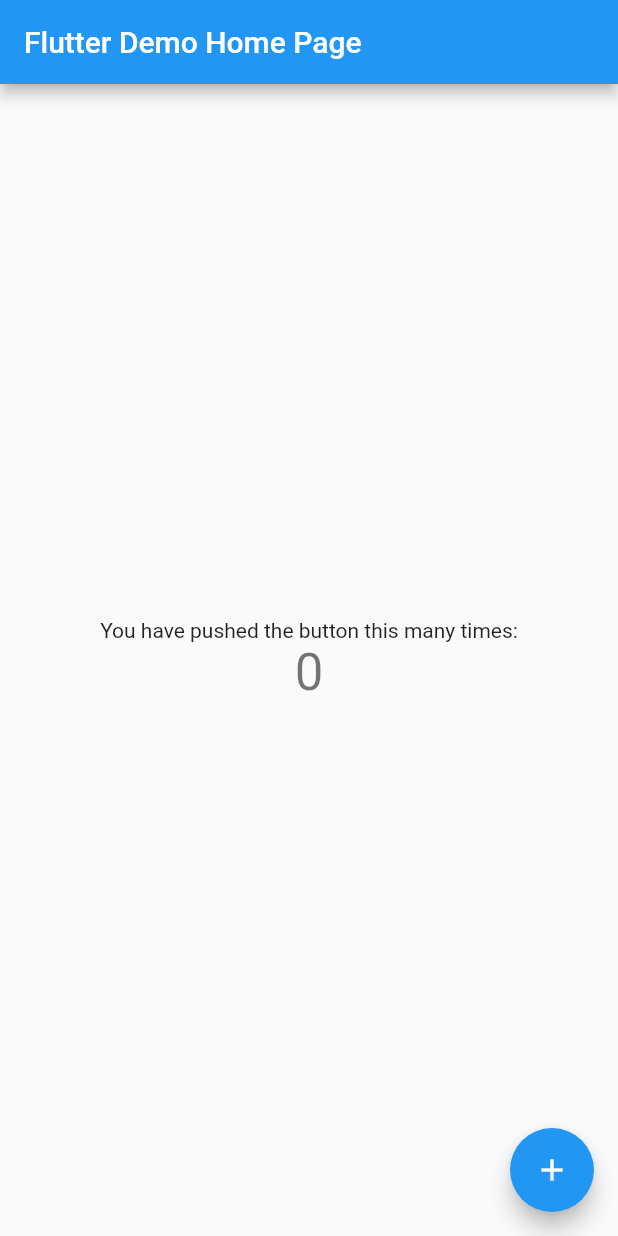
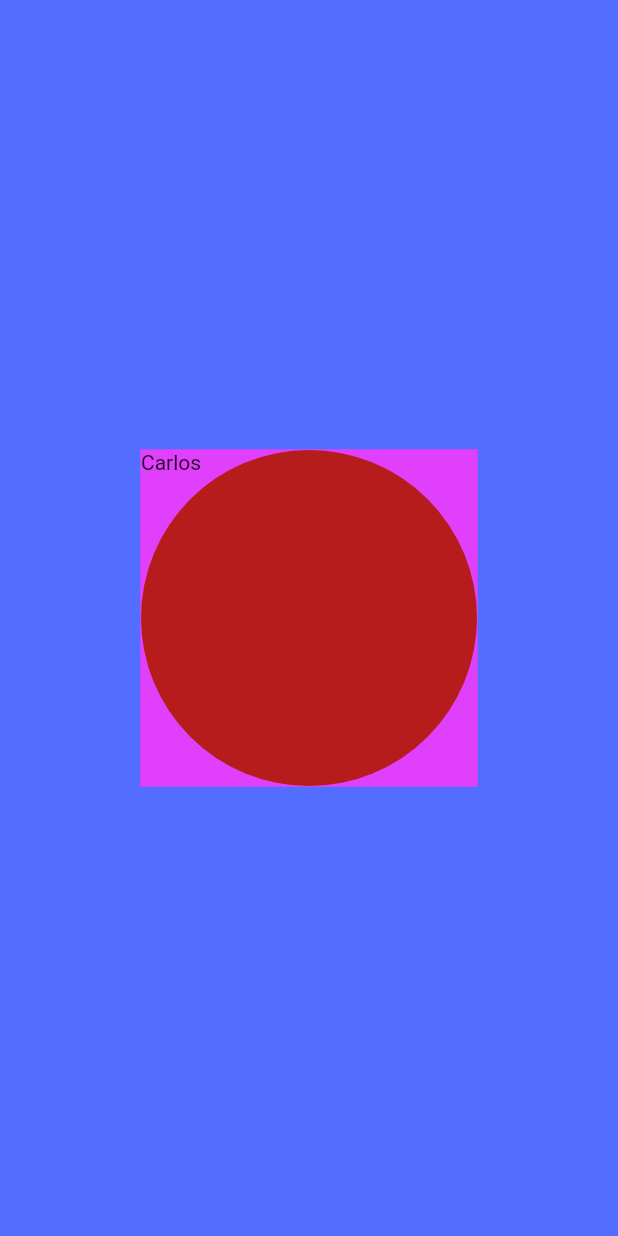
Before and after one commit to Leonred101/ejercicio_02, a Flutter app: the screen it shows after launch, on a phone screen of 412 x 824 dp. Run offline on Flutter 3.47's test engine with Material 2 defaults, Android fonts, the phone set to English and light mode, and no system bars.

```diff
--- /dev/null
+++ b/lib/home.dart
@@ -0,0 +1,27 @@
+import 'package:flutter/material.dart';
+import 'dart:math' as math;
+
+
+class Home extends StatelessWidget {
+  @override
+  Widget build(BuildContext context) {
+    return Scaffold(
+      body:  Center(
+        child: Container(
+          height: 225,
+          width: 225,
+          color: Colors.purpleAccent,
+          child: Center(
+            child: Container(
+              width: 224,
+              height: 224,
+              decoration: BoxDecoration(shape: BoxShape.circle, color: Colors.red[900]),
+              child: Text("Carlos"),
+            )
+          )
+        ),
+      ),
+      backgroundColor: Colors.indigoAccent,
+    );
+  }
+}
--- a/lib/main.dart
+++ b/lib/main.dart
@@ -1,115 +1,16 @@
 import 'package:flutter/material.dart';
+import 'package:flutter/widgets.dart';
+import 'package:ejercicio_2/Home.dart';
+import 'dart:math' as math;
 
 void main() {
-  runApp(const MyApp());
+  print("Hola mundo dart");
+  runApp(MyApp());
 }
 
 class MyApp extends StatelessWidget {
-  const MyApp({Key? key}) : super(key: key);
-
-  // This widget is the root of your application.
   @override
   Widget build(BuildContext context) {
-    return MaterialApp(
-      title: 'Flutter Demo',
-      theme: ThemeData(
-        // This is the theme of your application.
-        //
-        // Try running your application with "flutter run". You'll see the
-        // application has a blue toolbar. Then, without quitting the app, try
-        // changing the primarySwatch below to Colors.green and then invoke
-        // "hot reload" (press "r" in the console where you ran "flutter run",
-        // or simply save your changes to "hot reload" in a Flutter IDE).
-        // Notice that the counter didn't reset back to zero; the application
-        // is not restarted.
-        primarySwatch: Colors.blue,
-      ),
-      home: const MyHomePage(title: 'Flutter Demo Home Page'),
-    );
+    return MaterialApp(home: Home());
   }
 }
-
-class MyHomePage extends StatefulWidget {
-  const MyHomePage({Key? key, required this.title}) : super(key: key);
-
-  // This widget is the home page of your application. It is stateful, meaning
-  // that it has a State object (defined below) that contains fields that affect
-  // how it looks.
-
-  // This class is the configuration for the state. It holds the values (in this
-  // case the title) provided by the parent (in this case the App widget) and
-  // used by the build method of the State. Fields in a Widget subclass are
-  // always marked "final".
-
-  final String title;
-
-  @override
-  State<MyHomePage> createState() => _MyHomePageState();
-}
-
-class _MyHomePageState extends State<MyHomePage> {
-  int _counter = 0;
-
-  void _incrementCounter() {
-    setState(() {
-      // This call to setState tells the Flutter framework that something has
-      // changed in this State, which causes it to rerun the build method below
-      // so that the display can reflect the updated values. If we changed
-      // _counter without calling setState(), then the build method would not be
-      // called again, and so nothing would appear to happen.
-      _counter++;
-    });
-  }
-
-  @override
-  Widget build(BuildContext context) {
-    // This method is rerun every time setState is called, for instance as done
-    // by the _incrementCounter method above.
-    //
-    // The Flutter framework has been optimized to make rerunning build methods
-    // fast, so that you can just rebuild anything that needs updating rather
-    // than having to individually change instances of widgets.
-    return Scaffold(
-      appBar: AppBar(
-        // Here we take the value from the MyHomePage object that was created by
-        // the App.build method, and use it to set our appbar title.
-        title: Text(widget.title),
-      ),
-      body: Center(
-        // Center is a layout widget. It takes a single child and positions it
-        // in the middle of the parent.
-        child: Column(
-          // Column is also a layout widget. It takes a list of children and
-          // arranges them vertically. By default, it sizes itself to fit its
-          // children horizontally, and tries to be as tall as its parent.
-          //
-          // Invoke "debug painting" (press "p" in the console, choose the
-          // "Toggle Debug Paint" action from the Flutter Inspector in Android
-          // Studio, or the "Toggle Debug Paint" command in Visual Studio Code)
-          // to see the wireframe for each widget.
-          //
-          // Column has various properties to control how it sizes itself and
-          // how it positions its children. Here we use mainAxisAlignment to
-          // center the children vertically; the main axis here is the vertical
-          // axis because Columns are vertical (the cross axis would be
-          // horizontal).
-          mainAxisAlignment: MainAxisAlignment.center,
-          children: <Widget>[
-            const Text(
-              'You have pushed the button this many times:',
-            ),
-            Text(
-              '$_counter',
-              style: Theme.of(context).textTheme.headline4,
-            ),
-          ],
-        ),
-      ),
-      floatingActionButton: FloatingActionButton(
-        onPressed: _incrementCounter,
-        tooltip: 'Increment',
-        child: const Icon(Icons.add),
-      ), // This trailing comma makes auto-formatting nicer for build methods.
-    );
-  }
-}
```
Also changed, not shown: 1 other file.
